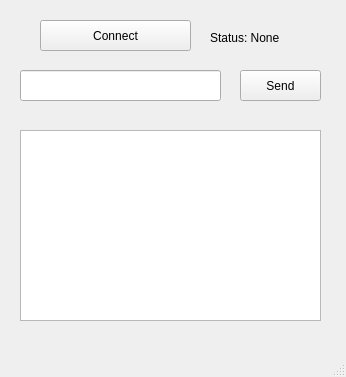
kimmingun92/Study_Room, file StudyRoom_client/mainclient.ui: the form before one commit.
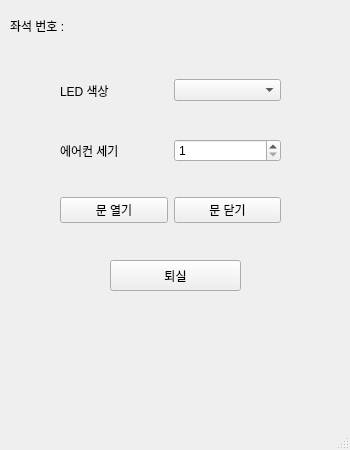
The form after the commit. The open tabs and pages were chosen to show the change.

Patch:
```diff
--- a/StudyRoom_client/mainclient.ui
+++ b/StudyRoom_client/mainclient.ui
@@ -6,72 +6,197 @@
    <rect>
     <x>0</x>
     <y>0</y>
-    <width>346</width>
-    <height>377</height>
+    <width>350</width>
+    <height>450</height>
    </rect>
   </property>
   <property name="windowTitle">
    <string>MainClient</string>
   </property>
   <widget class="QWidget" name="centralwidget">
-   <widget class="QLineEdit" name="cmdInput">
+   <widget class="QStackedWidget" name="stackedWidget">
     <property name="geometry">
      <rect>
-      <x>20</x>
-      <y>70</y>
-      <width>201</width>
-      <height>31</height>
+      <x>0</x>
+      <y>0</y>
+      <width>350</width>
+      <height>450</height>
      </rect>
     </property>
-   </widget>
-   <widget class="QPushButton" name="sendBtn">
+    <property name="currentIndex">
+     <number>0</number>
+    </property>
+    <widget class="QWidget" name="loginPage">
+     <widget class="QWidget" name="horizontalLayoutWidget">
+      <property name="geometry">
+       <rect>
+        <x>30</x>
+        <y>60</y>
+        <width>291</width>
+        <height>101</height>
+       </rect>
+      </property>
+      <layout class="QHBoxLayout" name="horizontalLayout">
+       <item>
+        <widget class="QPushButton" name="btn_seat_1">
+         <property name="sizePolicy">
+          <sizepolicy hsizetype="Minimum" vsizetype="Expanding">
+           <horstretch>0</horstretch>
+           <verstretch>0</verstretch>
+          </sizepolicy>
+         </property>
+         <property name="text">
+          <string>1</string>
+         </property>
+        </widget>
+       </item>
+       <item>
+        <widget class="QPushButton" name="btn_seat_2">
+         <property name="sizePolicy">
+          <sizepolicy hsizetype="Minimum" vsizetype="Expanding">
+           <horstretch>0</horstretch>
+           <verstretch>0</verstretch>
+          </sizepolicy>
+         </property>
+         <property name="text">
+          <string>2</string>
+         </property>
+        </widget>
+       </item>
+       <item>
+        <widget class="QPushButton" name="btn_seat_3">
+         <property name="sizePolicy">
+          <sizepolicy hsizetype="Minimum" vsizetype="Expanding">
+           <horstretch>0</horstretch>
+           <verstretch>0</verstretch>
+          </sizepolicy>
+         </property>
+         <property name="text">
+          <string>3</string>
+         </property>
+        </widget>
+       </item>
+      </layout>
+     </widget>
+     <widget class="QPushButton" name="enterButton">
     <property name="geometry">
      <rect>
-      <x>240</x>
-      <y>70</y>
-      <width>81</width>
-      <height>31</height>
+        <x>110</x>
+        <y>260</y>
+        <width>141</width>
+        <height>61</height>
      </rect>
     </property>
     <property name="text">
-     <string>Send</string>
-    </property>
-   </widget>
-   <widget class="QPushButton" name="connectBtn">
+       <string>입실</string>
+      </property>
+     </widget>
+    </widget>
+    <widget class="QWidget" name="mainPage">
+     <widget class="QLabel" name="seatInfoLabel">
     <property name="geometry">
      <rect>
-      <x>40</x>
-      <y>20</y>
-      <width>151</width>
+        <x>10</x>
+        <y>10</y>
+        <width>191</width>
       <height>31</height>
      </rect>
     </property>
     <property name="text">
-     <string>Connect</string>
-    </property>
-   </widget>
-   <widget class="QTextEdit" name="logText">
+       <string>좌석 번호 : </string>
+      </property>
+     </widget>
+     <widget class="QWidget" name="horizontalLayoutWidget_2">
     <property name="geometry">
      <rect>
-      <x>20</x>
+        <x>60</x>
+        <y>70</y>
+        <width>221</width>
+        <height>41</height>
+       </rect>
+      </property>
+      <layout class="QHBoxLayout" name="horizontalLayout_2">
+       <item>
+        <widget class="QLabel" name="label">
+         <property name="text">
+          <string>LED 색상</string>
+         </property>
+        </widget>
+       </item>
+       <item>
+        <widget class="QComboBox" name="ledColor"/>
+       </item>
+      </layout>
+     </widget>
+     <widget class="QWidget" name="horizontalLayoutWidget_3">
+      <property name="geometry">
+       <rect>
+        <x>60</x>
       <y>130</y>
-      <width>301</width>
-      <height>191</height>
-     </rect>
-    </property>
-   </widget>
-   <widget class="QLabel" name="statusLabel">
+        <width>221</width>
+        <height>41</height>
+       </rect>
+      </property>
+      <layout class="QHBoxLayout" name="horizontalLayout_3">
+       <item>
+        <widget class="QLabel" name="label_2">
+         <property name="text">
+          <string>에어컨 세기</string>
+         </property>
+        </widget>
+       </item>
+       <item>
+        <widget class="QSpinBox" name="fanSpeed">
+         <property name="minimum">
+          <number>1</number>
+         </property>
+         <property name="maximum">
+          <number>4</number>
+         </property>
+        </widget>
+       </item>
+      </layout>
+     </widget>
+     <widget class="QWidget" name="horizontalLayoutWidget_4">
     <property name="geometry">
      <rect>
-      <x>210</x>
-      <y>30</y>
-      <width>111</width>
-      <height>16</height>
-     </rect>
-    </property>
+        <x>60</x>
+        <y>190</y>
+        <width>221</width>
+        <height>41</height>
+       </rect>
+      </property>
+      <layout class="QHBoxLayout" name="horizontalLayout_4">
+       <item>
+        <widget class="QPushButton" name="doorOpenButton">
     <property name="text">
-     <string>Status: None</string>
-    </property>
+          <string>문 열기</string>
+         </property>
+        </widget>
+       </item>
+       <item>
+        <widget class="QPushButton" name="doorCloseButton">
+         <property name="text">
+          <string>문 닫기</string>
+         </property>
+        </widget>
+       </item>
+      </layout>
+     </widget>
+     <widget class="QPushButton" name="exitButton">
+      <property name="geometry">
+       <rect>
+        <x>110</x>
+        <y>260</y>
+        <width>131</width>
+        <height>31</height>
+       </rect>
+      </property>
+      <property name="text">
+       <string>퇴실</string>
+      </property>
+     </widget>
+    </widget>
    </widget>
   </widget>
   <widget class="QMenuBar" name="menubar">
```
Left out of the diff: 2 changed lines with no effect on the pictures. Lines whose indentation alone changed are shown as unchanged.
